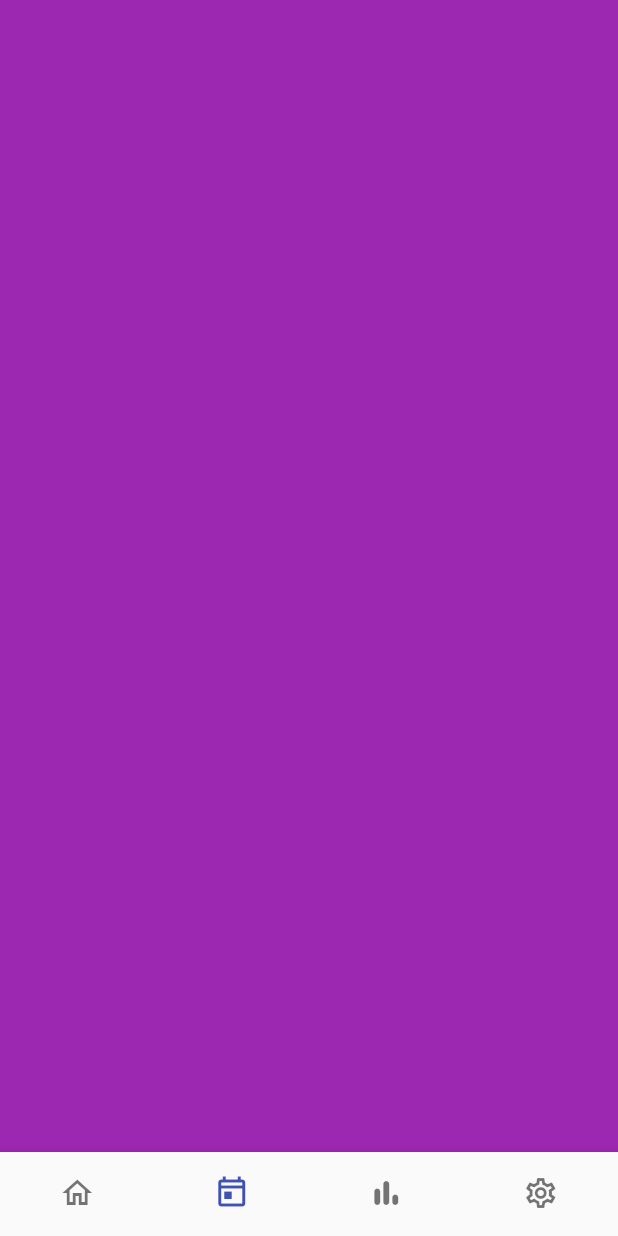
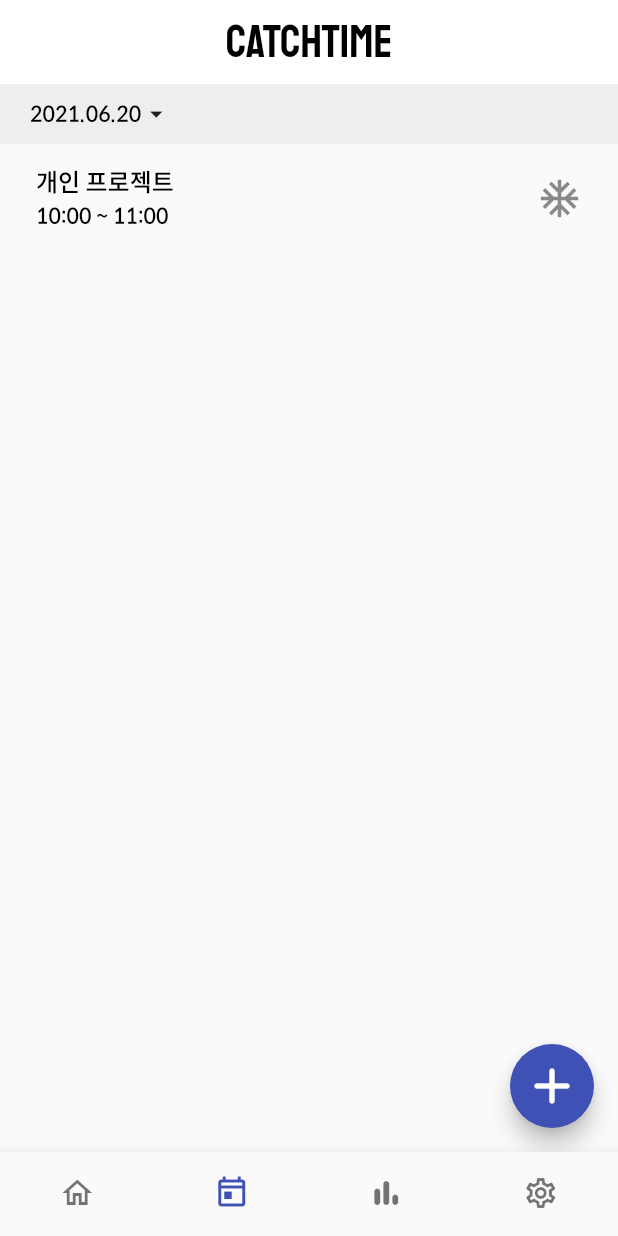
Before and after one commit to jgwng/time_tracker, a Flutter app: the screen it shows after launch, item 2 of the bottom bar chosen, on a phone screen of 412 x 824 dp. Run offline on Flutter 3.47's test engine with Material 2 defaults, Android fonts, the phone set to English and light mode, and no system bars; our stand-ins replace lottie.

Commit message:
06/21 commit

```diff
--- /dev/null
+++ b/lib/ui/views/home/schedule_list/schedule_list_page.dart
@@ -0,0 +1,88 @@
+import 'package:flutter/material.dart';
+import 'package:flutter/widgets.dart';
+import 'package:intl/intl.dart';
+import 'package:timetracker/constants/app_themes.dart';
+import 'package:timetracker/ui/views/home/schedule_list/add_schedule_page.dart';
+
+class ScheduleListPage extends StatefulWidget{
+  @override
+  _ScheduleListPageState createState() => _ScheduleListPageState();
+}
+
+class _ScheduleListPageState extends State<ScheduleListPage>{
+  DateTime? selectedTime;
+
+  @override
+  void initState(){
+    super.initState();
+    selectedTime = DateTime.now();
+
+  }
+
+  @override
+  Widget build(BuildContext context) {
+    return Scaffold(
+      appBar: AppBar(
+        backgroundColor: Colors.white,
+        title: Text('CATCHTIME',style: TextStyle(fontFamily: 'Staatliches',fontSize: 30,fontWeight: FontWeight.w500,color: Colors.black),),
+        centerTitle: true, elevation: 0,
+      ),
+      body:  Column(
+          mainAxisAlignment: MainAxisAlignment.start,
+          crossAxisAlignment : CrossAxisAlignment.start,
+          children: [
+            GestureDetector(
+              onTap: () async{
+                final DateTime? picked = await showDatePicker(
+                    context: context,
+                    initialDate: DateTime.now(),
+                    firstDate: DateTime(2015, 8),
+                    lastDate: DateTime(2101));
+                if (picked != null && picked != DateTime.now())
+                  setState(() {
+                   selectedTime = picked;
+                  });
+              },
+                child: Container(
+                  padding: EdgeInsets.symmetric(vertical:10),
+                  color: Colors.grey[200],
+                  alignment: Alignment.centerLeft ,
+                  child: Row(
+                    mainAxisAlignment: MainAxisAlignment.start,
+                    children: [
+                      SizedBox(width:20),
+                      Text(DateFormat('yyyy.MM.dd').format(selectedTime!),style: AppThemes.textTheme.bodyText1,),
+                      Icon(Icons.arrow_drop_down,size:20),
+                    ],
+                ),
+                  ),
+            ),
+            SingleChildScrollView(
+              padding: EdgeInsets.symmetric(horizontal: 24),
+              child: Column(
+                mainAxisAlignment : MainAxisAlignment.start,
+                crossAxisAlignment : CrossAxisAlignment.start,
+                children: [
+                  ListTile(
+                    contentPadding: EdgeInsets.symmetric(horizontal: 0),
+                    subtitle: Text('10:00 ~ 11:00',style: AppThemes.textTheme.bodyText1),
+                    title: Text('개인 프로젝트',style: AppThemes.textTheme.subtitle2,),
+                    trailing: Icon(Icons.ac_unit,size: 30,),
+                  )
+                ],
+              ),
+            )
+          ],
+        ),
+      floatingActionButton: FloatingActionButton(
+        onPressed: (){
+          Navigator.push(context, MaterialPageRoute(builder: (_) => AddSchedulePage()));
+
+        },
+        backgroundColor: Colors.indigo,
+        child: Icon(Icons.add_rounded,size: 40,),
+      ),
+    );
+  }
+
+}
--- a/lib/ui/views/main_page.dart
+++ b/lib/ui/views/main_page.dart
@@ -1,6 +1,7 @@
 import 'package:flutter/material.dart';
 import 'package:flutter/widgets.dart';
 import 'package:timetracker/ui/views/home/home_page.dart';
+import 'home/schedule_list/schedule_list_page.dart';
 
 class MainPage extends StatefulWidget{
   @override
@@ -87,7 +88,7 @@ class _MainPageState extends State<MainPage>{
       '/': (context) {
         return [
           HomePage(),
-          Container(color: Colors.purple),
+          ScheduleListPage(),
           Container(color: Colors.blue,),
           Container(color:Colors.green)
         ].elementAt(index);
--- a/lib/ui/widgets/auth_text_field.dart
+++ b/lib/ui/widgets/custom_text_field.dart
@@ -1,6 +1,6 @@
 import 'package:flutter/material.dart';
 import 'package:timetracker/constants/app_themes.dart';
-class AuthTFT extends StatelessWidget {
+class CustomTFT extends StatelessWidget {
 
   final TextEditingController controller;
   final String labelText;
@@ -10,7 +10,7 @@ class AuthTFT extends StatelessWidget {
   final bool obscureText;
   final FocusNode? focusNode;
   final function;
-  const AuthTFT({required this.labelText, this.validator,required this.controller,this.focusNode,
+  const CustomTFT({required this.labelText, this.validator,required this.controller,this.focusNode,
     this.function, this.suffixIcon, this.obscureText = false, this.keyboardType});
 
   @override
--- a/pubspec.yaml
+++ b/pubspec.yaml
@@ -34,7 +34,7 @@ dependencies:
   #Splash Animation
   lottie: ^1.0.1
 
-
+  intl: ^0.17.0
 
   cupertino_icons: ^1.0.0
 
```
Also changed, not shown: lib/ui/views/auth/login_page.dart (+3 -4 lines), lib/ui/views/auth/signup_page.dart (+4 -4 lines), lib/ui/views/home/schedule_list/add_schedule_page.dart (added, +179 -0 lines), pubspec.lock.
